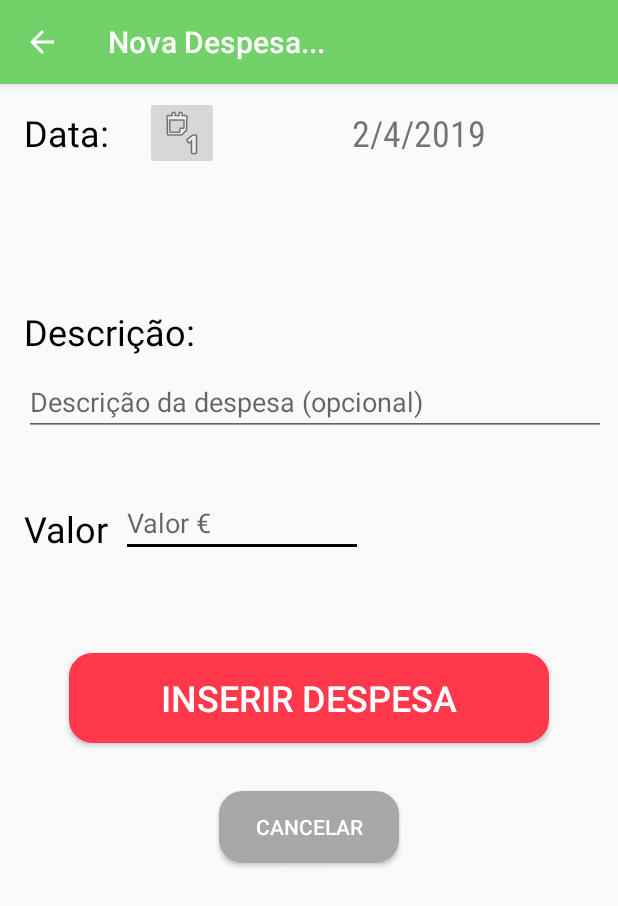
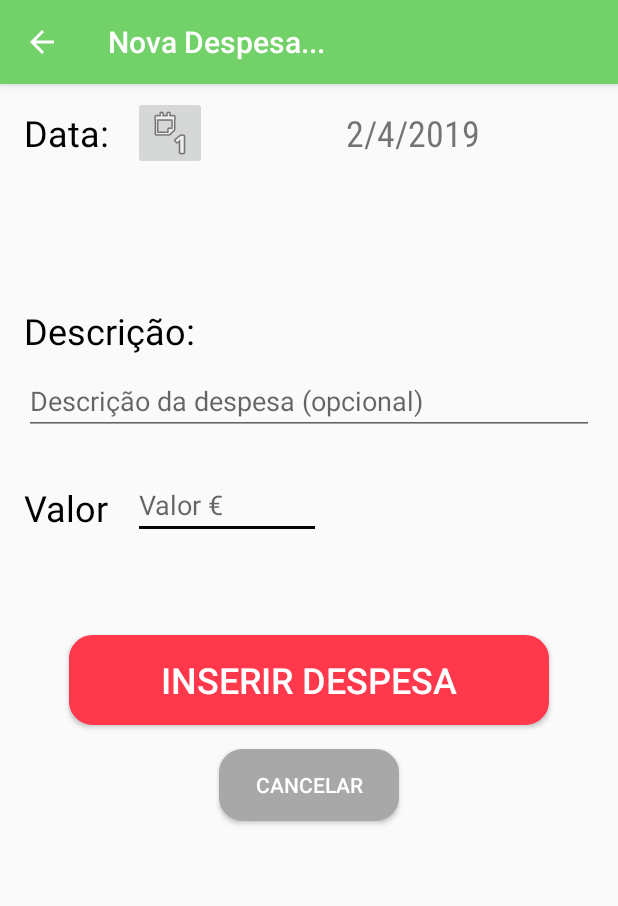
Before and after one commit to VagnerBomJesus/MyFinances, an Android app: the NovaDespesa screen opened directly, with no data from a screen before it, on a phone screen of 412 x 824 dp. Shown: the top 906 px of the screen. Run offline under Robolectric (Android 15) with nearby library versions, the phone set to English and light mode, and no system bars.

```diff
--- a/app/src/main/res/layout/content_nova_despesa.xml
+++ b/app/src/main/res/layout/content_nova_despesa.xml
@@ -27,11 +27,11 @@
 
     <EditText
         android:id="@+id/editTextValorDespesa"
-        android:layout_width="161dp"
+        android:layout_width="125dp"
         android:layout_height="wrap_content"
-        android:layout_marginStart="8dp"
-        android:layout_marginLeft="8dp"
-        android:layout_marginTop="35dp"
+        android:layout_marginStart="16dp"
+        android:layout_marginLeft="16dp"
+        android:layout_marginTop="24dp"
         android:ems="10"
         android:hint="@string/valor_despesa"
         android:inputType="numberDecimal"
@@ -45,7 +45,7 @@
         android:layout_height="wrap_content"
         android:layout_marginStart="16dp"
         android:layout_marginLeft="16dp"
-        android:layout_marginTop="45dp"
+        android:layout_marginTop="32dp"
         android:text="@string/valor"
         android:textAppearance="@style/TextAppearance.AppCompat.Display1"
         android:textColor="@android:color/background_dark"
@@ -60,8 +60,8 @@
         android:layout_marginStart="16dp"
         android:layout_marginLeft="16dp"
         android:layout_marginTop="8dp"
-        android:layout_marginEnd="8dp"
-        android:layout_marginRight="8dp"
+        android:layout_marginEnd="16dp"
+        android:layout_marginRight="16dp"
         android:ems="10"
         android:hint="@string/descricao_despesa"
         android:inputType="textPersonName"
@@ -69,8 +69,7 @@
         app:layout_constraintEnd_toEndOf="parent"
         app:layout_constraintHorizontal_bias="0.0"
         app:layout_constraintStart_toStartOf="parent"
-        app:layout_constraintTop_toBottomOf="@+id/textView20"
-        android:autofillHints="" />
+        app:layout_constraintTop_toBottomOf="@+id/textView20" />
 
     <TextView
         android:id="@+id/textView20"
@@ -78,7 +77,7 @@
         android:layout_height="wrap_content"
         android:layout_marginStart="16dp"
         android:layout_marginLeft="16dp"
-        android:layout_marginTop="100dp"
+        android:layout_marginTop="99dp"
         android:text="@string/designacao"
         android:textAppearance="@style/TextAppearance.AppCompat.Display1"
         android:textColor="@android:color/background_dark"
@@ -119,8 +118,8 @@
         android:id="@+id/datePickerButtonDespesa"
         android:layout_width="49dp"
         android:layout_height="49dp"
-        android:layout_marginStart="24dp"
-        android:layout_marginLeft="24dp"
+        android:layout_marginStart="16dp"
+        android:layout_marginLeft="16dp"
         android:layout_marginTop="8dp"
         android:contentDescription="TODO"
         app:layout_constraintStart_toEndOf="@+id/textView18"
@@ -141,11 +140,11 @@
         android:id="@+id/button"
         android:layout_width="wrap_content"
         android:layout_height="wrap_content"
+        android:layout_marginEnd="8dp"
+        android:layout_marginLeft="8dp"
+        android:layout_marginRight="8dp"
         android:layout_marginStart="8dp"
-        android:layout_marginLeft="8dp"
-        android:layout_marginTop="32dp"
-        android:layout_marginEnd="8dp"
-        android:layout_marginRight="8dp"
+        android:layout_marginTop="16dp"
         android:background="@drawable/buttoncancelar_shape"
         android:onClick="cancel"
         android:text="@string/cancelar"
--- a/app/src/main/res/layout/content_nova_receita.xml
+++ b/app/src/main/res/layout/content_nova_receita.xml
@@ -42,7 +42,7 @@
         android:layout_height="wrap_content"
         android:layout_marginStart="16dp"
         android:layout_marginLeft="16dp"
-        android:layout_marginTop="100dp"
+        android:layout_marginTop="50dp"
         android:text="@string/designacao"
         android:textAppearance="@style/TextAppearance.AppCompat.Display1"
         android:textColor="@android:color/background_dark"
@@ -82,20 +82,19 @@
         android:id="@+id/buttonInserirReceita"
         android:layout_width="320dp"
         android:layout_height="60dp"
+        android:layout_marginStart="8dp"
+        android:layout_marginLeft="8dp"
+        android:layout_marginTop="64dp"
         android:layout_marginEnd="8dp"
-        android:layout_marginLeft="8dp"
         android:layout_marginRight="8dp"
-        android:layout_marginStart="8dp"
-        android:layout_marginTop="64dp"
         android:background="@drawable/buttoninserirreceita_shape"
+        android:onClick="inserirReceita"
         android:text="@string/inserir_receita"
         android:textColor="@android:color/background_light"
         android:textSize="24sp"
-        android:onClick="inserirReceita"
         app:layout_constraintEnd_toEndOf="parent"
         app:layout_constraintStart_toStartOf="parent"
-        app:layout_constraintTop_toBottomOf="@+id/editTextValorReceita"
-        />
+        app:layout_constraintTop_toBottomOf="@+id/editTextValorReceita" />
 
 
     <TextView
@@ -114,10 +113,10 @@
 
     <EditText
         android:id="@+id/editTextDesignacaoReceita"
-        android:layout_width="387dp"
+        android:layout_width="315dp"
         android:layout_height="wrap_content"
-        android:layout_marginStart="16dp"
-        android:layout_marginLeft="16dp"
+        android:layout_marginStart="8dp"
+        android:layout_marginLeft="8dp"
         android:layout_marginTop="16dp"
         android:layout_marginEnd="8dp"
         android:layout_marginRight="8dp"
--- a/app/src/main/res/values/strings.xml
+++ b/app/src/main/res/values/strings.xml
@@ -59,5 +59,4 @@
     <string name="title_activity_listar_dia">Listar por Dia...</string>
     <string name="title_activity_listar_mes">Listar por Mês...</string>
     <string name="title_activity_listar_ano">Listar por Ano...</string>
-    <string name="todo">TODO</string>
 </resources>
```
